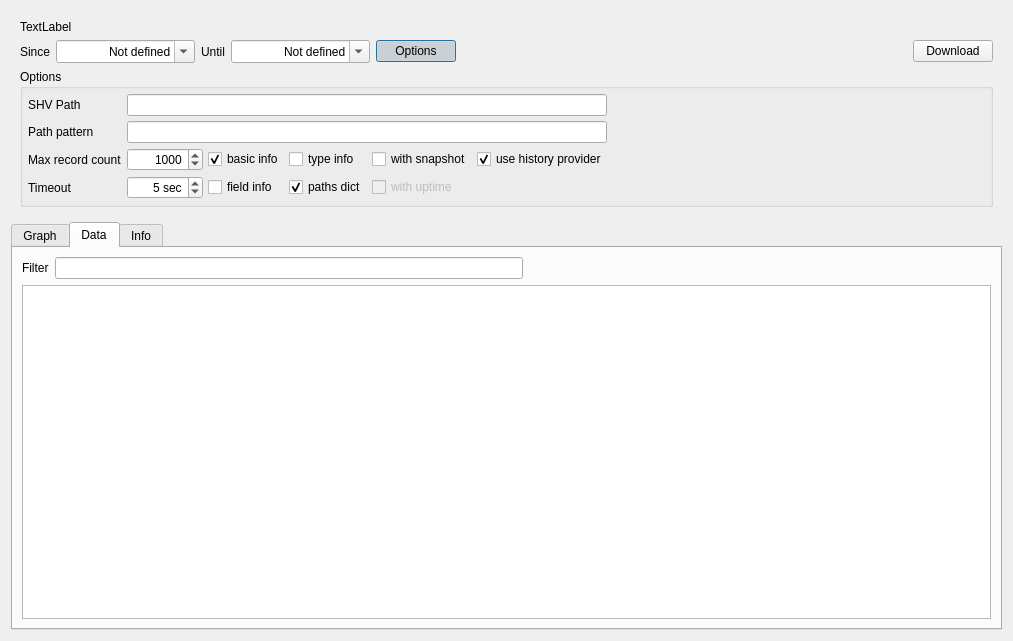
This is libshvvisu/src/logview/dlgloginspector.ui in syyyr/libshv as Qt 5 draws it before an edit. The edited form follows.
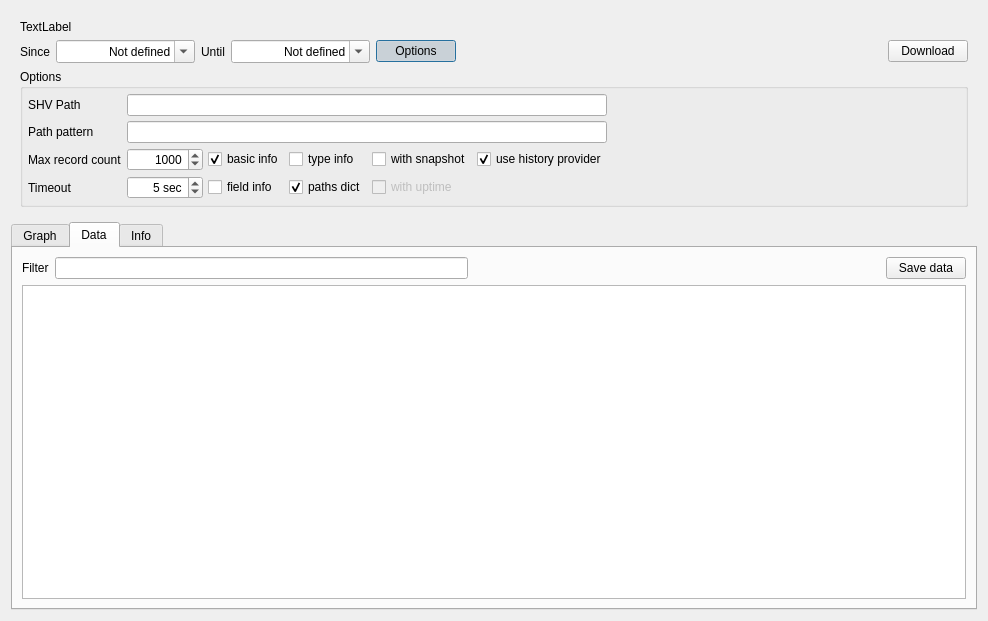
This is the edited form. The open tabs and pages were chosen to show the change. Custom widgets are drawn as their Qt base class.

Commit message: log inspector can save data

Diff of the .ui file:
```diff
--- a/libshvvisu/src/logview/dlgloginspector.ui
+++ b/libshvvisu/src/logview/dlgloginspector.ui
@@ -6,8 +6,8 @@
    <rect>
     <x>0</x>
     <y>0</y>
-    <width>1013</width>
-    <height>641</height>
+    <width>988</width>
+    <height>621</height>
    </rect>
   </property>
   <property name="windowTitle">
@@ -360,6 +360,13 @@
            </property>
           </spacer>
          </item>
+         <item>
+          <widget class="QPushButton" name="btSaveData">
+           <property name="text">
+            <string>Save data</string>
+           </property>
+          </widget>
+         </item>
         </layout>
        </item>
        <item>
```
Left out of the diff: 4 changed lines with no effect on the pictures. The commit also changes 4 other files.
